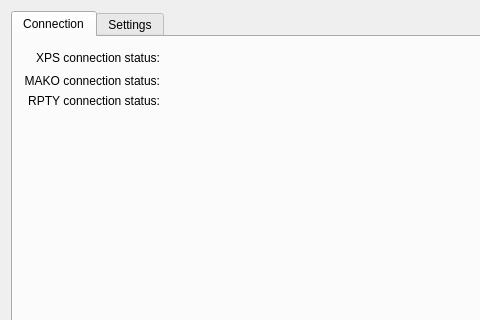
First picture: the form in mainwindow.ui, repository mvxe/MLA-CS, before the edit; both pictures show x 0 to 480 and y 0 to 320 of the 676 by 584 pixel window.
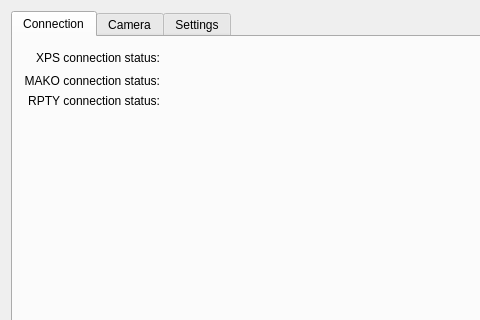
Second picture: the form after the edit. The open tabs and pages were chosen to show the change. Icons and pictures are not drawn.

The edit to the form file:
```diff
--- a/mainwindow.ui
+++ b/mainwindow.ui
@@ -170,6 +170,16 @@
         </item>
        </layout>
       </widget>
+      <widget class="QWidget" name="tabcamera">
+       <attribute name="title">
+        <string>Camera</string>
+       </attribute>
+       <layout class="QGridLayout" name="gridLayout_5">
+        <item row="0" column="0">
+         <widget class="QGraphicsView" name="graphicsView"/>
+        </item>
+       </layout>
+      </widget>
       <widget class="QWidget" name="tab_settings">
        <attribute name="title">
         <string>Settings</string>
```
Left out of the diff: 24 changed lines with no effect on the pictures.
